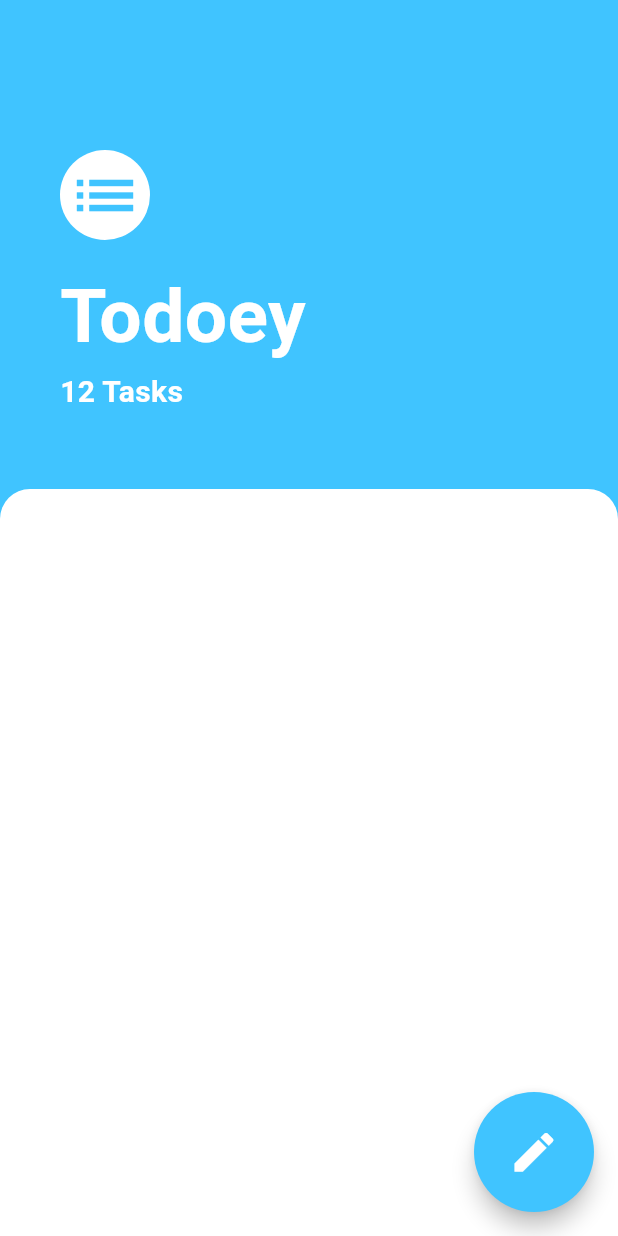
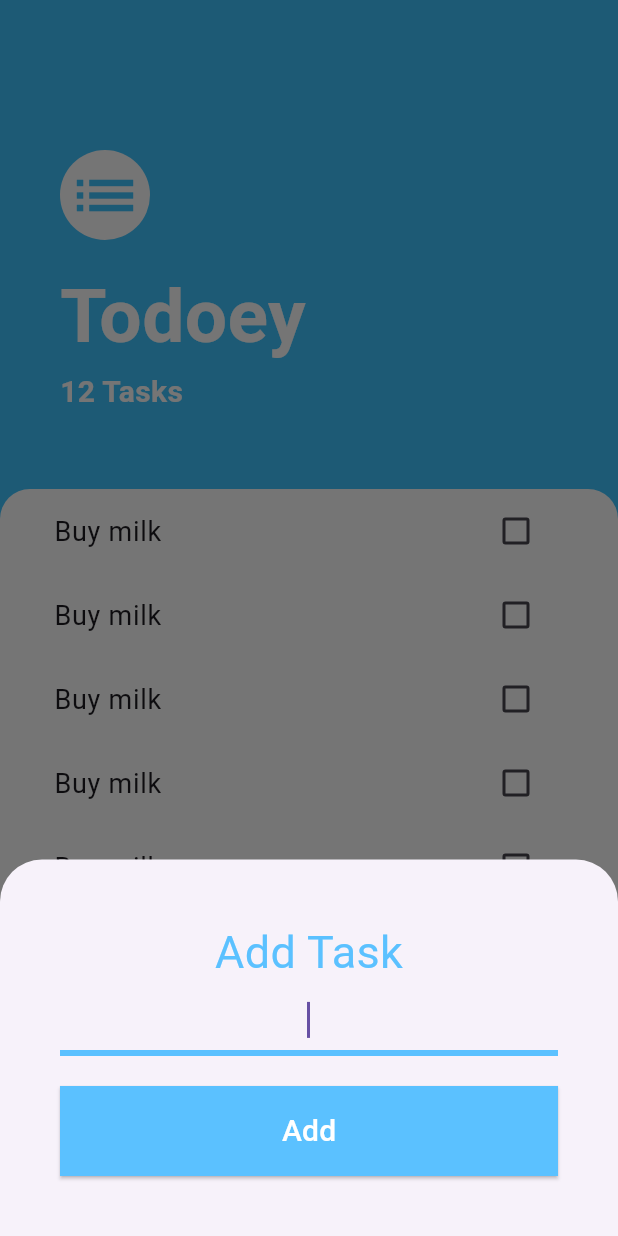
Before and after one commit to Vladimir182/todoey_flutter, a Flutter app: the screen it shows after launch, after a tap on the "edit" icon, on a phone screen of 412 x 824 dp. Run offline on Flutter 3.47's test engine with Material 3 defaults, Android fonts, the phone set to English and light mode, and no system bars.

Commit message:
added ListView and BottomSheet widget

```diff
--- /dev/null
+++ b/lib/screens/add_task_screen.dart
@@ -0,0 +1,59 @@
+import 'package:flutter/material.dart';
+
+class AddTaskScreen extends StatelessWidget {
+  const AddTaskScreen({super.key});
+
+  @override
+  Widget build(BuildContext context) {
+    return Container(
+      padding: EdgeInsets.all(40),
+      child: Column(
+        // crossAxisAlignment: CrossAxisAlignment.stretch,
+        // mainAxisAlignment: MainAxisAlignment.center,
+        children: [
+          Text(
+            'Add Task',
+            style: TextStyle(
+              color: Color(0xff5bc1ff),
+              fontSize: 30,
+            ),
+          ),
+          TextField(
+            autofocus: true,
+            textAlign: TextAlign.center,
+            decoration: InputDecoration(
+              enabledBorder: UnderlineInputBorder(
+                borderSide: BorderSide(
+                  color: Color(0xff5bc1ff),
+                  width: 4.0,
+                ),
+              ),
+              focusedBorder: UnderlineInputBorder(
+                borderSide: BorderSide(
+                  color: Color(0xff5bc1ff), // Колір риски при фокусі
+                  width: 4.0, // Товщина риски при фокусі
+                ),
+              ),
+            ),
+          ),
+          SizedBox(
+            height: 20,
+          ),
+          ElevatedButton(
+            style: ElevatedButton.styleFrom(
+              minimumSize: Size(double.infinity, 60),
+              shape: BeveledRectangleBorder(),
+              backgroundColor: Color(0xff5bc1ff),
+            ),
+            onPressed: () {},
+            child: Text('Add',
+                style: TextStyle(
+                  color: Colors.white,
+                  fontSize: 20,
+                )),
+          ),
+        ],
+      ),
+    );
+  }
+}
--- a/lib/screens/tasks_screen.dart
+++ b/lib/screens/tasks_screen.dart
@@ -1,8 +1,16 @@
 import 'package:flutter/material.dart';
 
-class TasksScreen extends StatelessWidget {
+import '../widgets/tasks_list.dart';
+import 'add_task_screen.dart';
+
+class TasksScreen extends StatefulWidget {
   const TasksScreen({super.key});
 
+  @override
+  State<TasksScreen> createState() => _TasksScreenState();
+}
+
+class _TasksScreenState extends State<TasksScreen> {
   @override
   Widget build(BuildContext context) {
     return Scaffold(
@@ -27,7 +35,17 @@ class TasksScreen extends StatelessWidget {
             shape: CircleBorder(),
             backgroundColor: Colors.lightBlueAccent,
             onPressed: () {
-              print('Hello');
+              showModalBottomSheet(
+                context: context,
+                isScrollControlled: true,
+                builder: (context) => SingleChildScrollView(
+                  child: Container(
+                    padding: EdgeInsets.only(
+                        bottom: MediaQuery.of(context).viewInsets.bottom),
+                    child: AddTaskScreen(),
+                  ),
+                ),
+              );
             },
             child: Icon(
               Icons.edit,
@@ -79,7 +97,7 @@ class TasksScreen extends StatelessWidget {
           ),
           Expanded(
             child: Container(
-              height: 300,
+              padding: EdgeInsets.symmetric(horizontal: 20),
               decoration: BoxDecoration(
                 color: Colors.white,
                 borderRadius: BorderRadius.only(
@@ -87,6 +105,7 @@ class TasksScreen extends StatelessWidget {
                   topRight: Radius.circular(20),
                 ),
               ),
+              child: TasksList(),
             ),
           ),
         ],
--- /dev/null
+++ b/lib/widgets/task_title.dart
@@ -0,0 +1,24 @@
+import 'package:flutter/material.dart';
+
+class TaskTitle extends StatelessWidget {
+  const TaskTitle({
+    super.key,
+  });
+
+  @override
+  Widget build(BuildContext context) {
+    return ListTile(
+      title: Text(
+        'Buy milk',
+        style: TextStyle(
+          fontSize: 18,
+          // decoration: true ? TextDecoration.lineThrough : null,
+        ),
+      ),
+      trailing: Checkbox(
+        value: false,
+        onChanged: (value) {},
+      ),
+    );
+  }
+}
--- /dev/null
+++ b/lib/widgets/tasks_list.dart
@@ -0,0 +1,22 @@
+import 'package:flutter/material.dart';
+
+import 'package:todoey_flutter/widgets/task_title.dart';
+
+class TasksList extends StatelessWidget {
+  const TasksList({
+    super.key,
+  });
+
+  @override
+  Widget build(BuildContext context) {
+    return ListView(
+      children: [
+        TaskTitle(),
+        TaskTitle(),
+        TaskTitle(),
+        TaskTitle(),
+        TaskTitle(),
+      ],
+    );
+  }
+}
```
Also changed, not shown: 2 other files.
